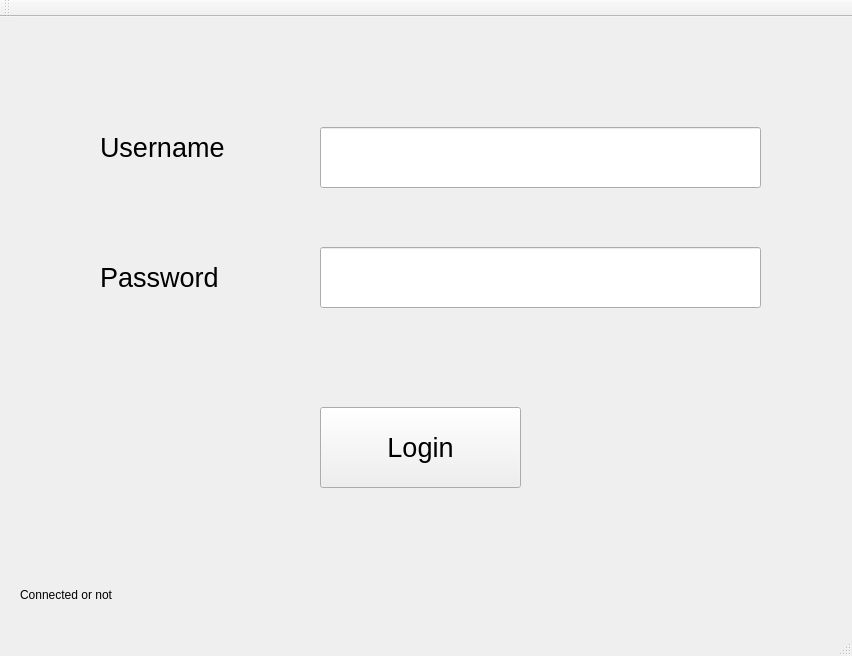
NicholasHuCS1C/Bulk-Club-CS1C, file QtCuties-BulkClubProject/mainwindow.ui: the form before one commit.
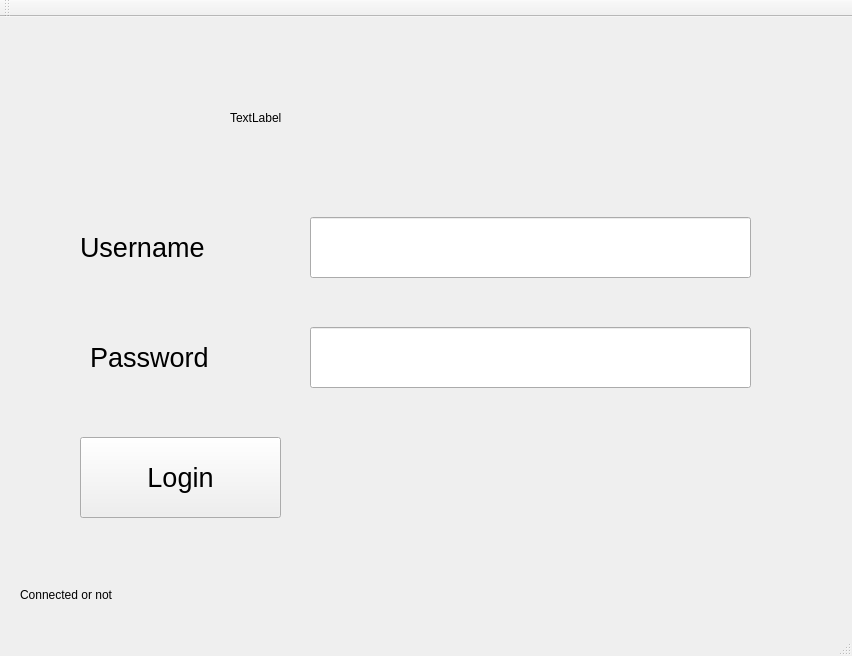
The form after the commit.

What changed in the file:
```diff
--- a/QtCuties-BulkClubProject/mainwindow.ui
+++ b/QtCuties-BulkClubProject/mainwindow.ui
@@ -17,8 +17,8 @@
    <widget class="QLineEdit" name="lineEditPassword">
     <property name="geometry">
      <rect>
-      <x>320</x>
-      <y>230</y>
+      <x>310</x>
+      <y>310</y>
       <width>441</width>
       <height>61</height>
      </rect>
@@ -38,8 +38,8 @@
    <widget class="QLabel" name="labelUsername">
     <property name="geometry">
      <rect>
-      <x>100</x>
-      <y>70</y>
+      <x>80</x>
+      <y>170</y>
       <width>201</width>
       <height>121</height>
      </rect>
@@ -56,8 +56,8 @@
    <widget class="QLabel" name="labelPassword">
     <property name="geometry">
      <rect>
-      <x>100</x>
-      <y>200</y>
+      <x>90</x>
+      <y>280</y>
       <width>201</width>
       <height>121</height>
      </rect>
@@ -74,8 +74,8 @@
    <widget class="QLineEdit" name="lineEditUsername">
     <property name="geometry">
      <rect>
-      <x>320</x>
-      <y>110</y>
+      <x>310</x>
+      <y>200</y>
       <width>441</width>
       <height>61</height>
      </rect>
@@ -92,8 +92,8 @@
    <widget class="QPushButton" name="pushButton">
     <property name="geometry">
      <rect>
-      <x>320</x>
-      <y>390</y>
+      <x>80</x>
+      <y>420</y>
       <width>201</width>
       <height>81</height>
      </rect>
@@ -120,6 +120,19 @@
      <string>Connected or not</string>
     </property>
    </widget>
+   <widget class="QLabel" name="labelPic">
+    <property name="geometry">
+     <rect>
+      <x>230</x>
+      <y>60</y>
+      <width>181</width>
+      <height>81</height>
+     </rect>
+    </property>
+    <property name="text">
+     <string>TextLabel</string>
+    </property>
+   </widget>
   </widget>
   <widget class="QMenuBar" name="menuBar">
    <property name="geometry">
```
Left out of the diff: 2 changed lines with no effect on the pictures.
